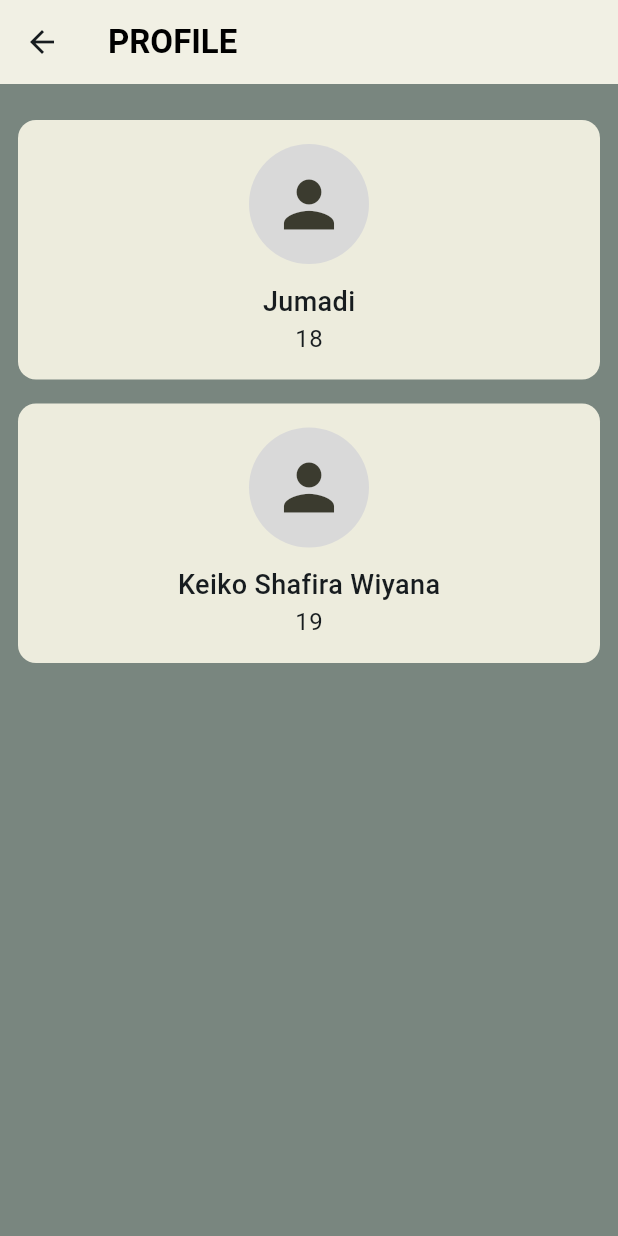
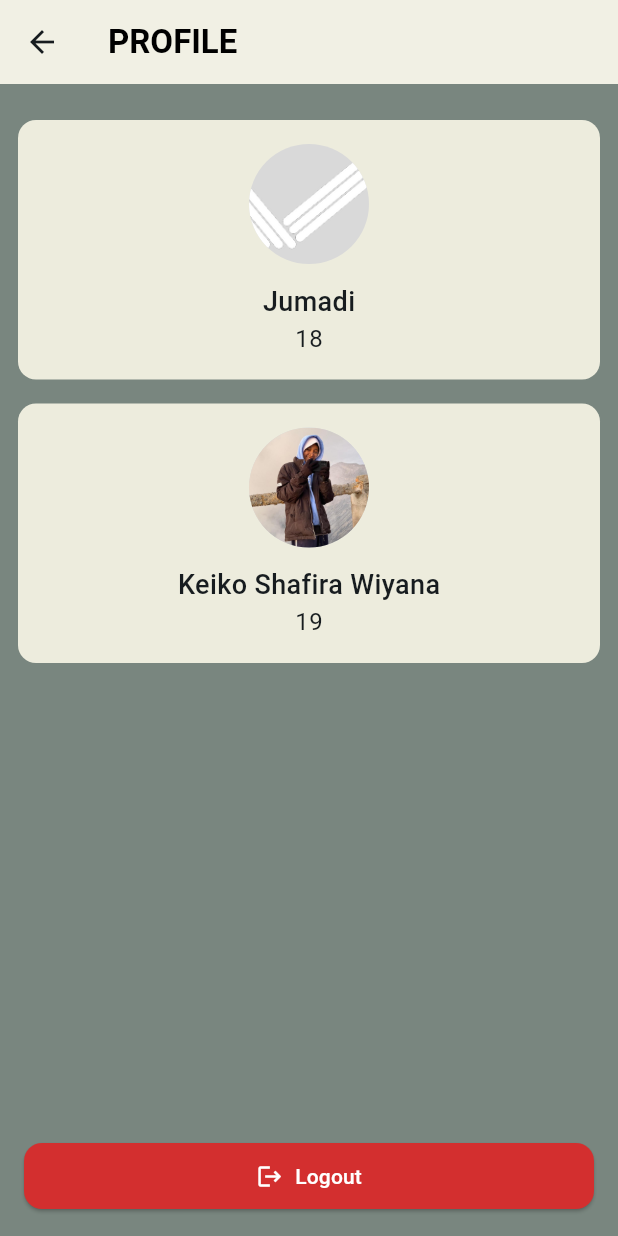
Before and after one commit to ddimadiii/plany, a Flutter app: the ProfilePage screen opened by its route, on a phone screen of 412 x 824 dp. Run offline on Flutter 3.47's test engine with Material 3 defaults, Android fonts, the phone set to English and light mode, and no system bars; our stand-ins replace get, shared_preferences; accounts and stored records are empty.

Commit message:
add logout button

```diff
--- a/lib/pages/profile_page.dart
+++ b/lib/pages/profile_page.dart
@@ -1,7 +1,16 @@
 import 'package:flutter/material.dart';
+import 'package:get/get.dart';
+import 'package:shared_preferences/shared_preferences.dart';
+import 'package:plany/routes/routes.dart';
 
 class ProfilePage extends StatelessWidget {
   const ProfilePage({super.key});
+
+  Future<void> logout() async {
+    final prefs = await SharedPreferences.getInstance();
+    await prefs.clear();
+    Get.offAllNamed(AppRoutes.splash); // balik ke splash/login
+  }
 
   @override
   Widget build(BuildContext context) {
@@ -21,14 +30,48 @@ class ProfilePage extends StatelessWidget {
         children: [
           const SizedBox(height: 12),
 
-          // List Profile
+          // Profile
           Expanded(
             child: ListView(
               padding: const EdgeInsets.all(12),
               children: const [
-                ProfileCard(name: "Jumadi", age: 18),
-                ProfileCard(name: "Keiko Shafira Wiyana", age: 19),
+                ProfileCard(
+                  name: "Jumadi",
+                  age: 18,
+                  imagePath: "assets/images/logo.png",
+                ),
+                ProfileCard(
+                  name: "Keiko Shafira Wiyana",
+                  age: 19,
+                  imagePath: "assets/images/profilekeiko.jpg",
+                ),
               ],
+            ),
+          ),
+
+          // Logout
+          Padding(
+            padding: const EdgeInsets.all(16),
+            child: SizedBox(
+              width: double.infinity,
+              child: ElevatedButton.icon(
+                onPressed: logout,
+                icon: const Icon(Icons.logout, color: Colors.white),
+                label: const Text(
+                  "Logout",
+                  style: TextStyle(color: Colors.white),
+                ),
+                style: ElevatedButton.styleFrom(
+                  backgroundColor: Colors.red[700],
+                  padding: const EdgeInsets.symmetric(
+                    horizontal: 24,
+                    vertical: 12,
+                  ),
+                  shape: RoundedRectangleBorder(
+                    borderRadius: BorderRadius.circular(12),
+                  ),
+                ),
+              ),
             ),
           ),
         ],
@@ -40,8 +83,14 @@ class ProfilePage extends StatelessWidget {
 class ProfileCard extends StatelessWidget {
   final String name;
   final int age;
+  final String imagePath;
 
-  const ProfileCard({super.key, required this.name, required this.age});
+  const ProfileCard({
+    super.key,
+    required this.name,
+    required this.age,
+    required this.imagePath,
+  });
 
   @override
   Widget build(BuildContext context) {
@@ -49,16 +98,16 @@ class ProfileCard extends StatelessWidget {
       margin: const EdgeInsets.only(bottom: 16),
       padding: const EdgeInsets.all(16),
       decoration: BoxDecoration(
-        color: const Color(0xFFEDECDD), // putih krem
+        color: const Color(0xFFEDECDD),
         borderRadius: BorderRadius.circular(12),
       ),
       child: Column(
         mainAxisAlignment: MainAxisAlignment.center,
         children: [
-          const CircleAvatar(
+          CircleAvatar(
             radius: 40,
-            backgroundColor: Color(0xFFD9D9D9), // abu muda
-            child: Icon(Icons.person, size: 50, color: Color(0xFF3B3B2F)),
+            backgroundImage: AssetImage(imagePath),
+            backgroundColor: const Color(0xFFD9D9D9),
           ),
           const SizedBox(height: 12),
           Text(
--- a/pubspec.yaml
+++ b/pubspec.yaml
@@ -36,6 +36,7 @@ dependencies:
   cupertino_icons: ^1.0.8
   get: ^4.7.2
   sqflite: ^2.4.2
+  shared_preferences: ^2.3.4
 
 dev_dependencies:
   flutter_test:
@@ -65,6 +66,7 @@ flutter:
   #   - images/a_dot_ham.jpeg
   assets:
   - assets/images/logo.png
+  - assets/images/profilekeiko.jpg
 
   # An image asset can refer to one or more resolution-specific "variants", see
   # https://flutter.dev/to/resolution-aware-images
```
Also changed, not shown: assets/images/profilekeiko.jpg (added), pubspec.lock, 1 other file.
